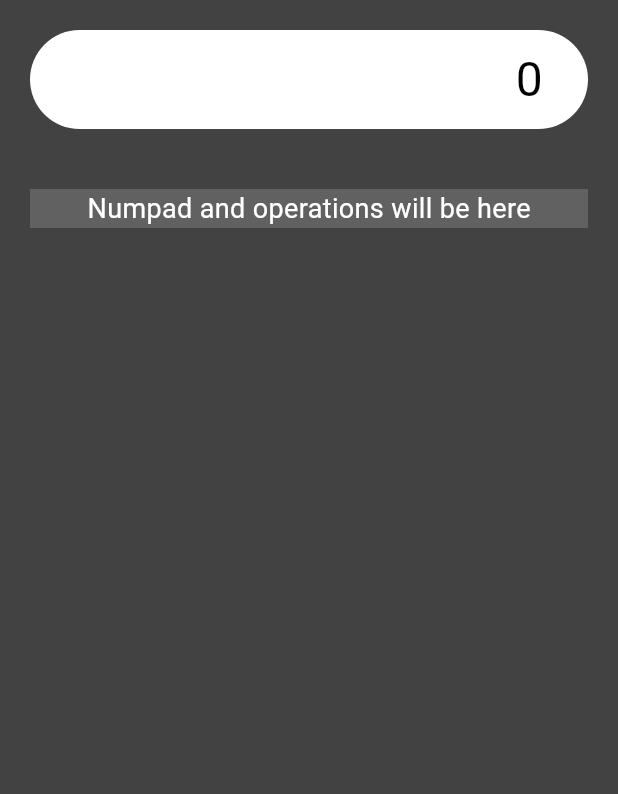
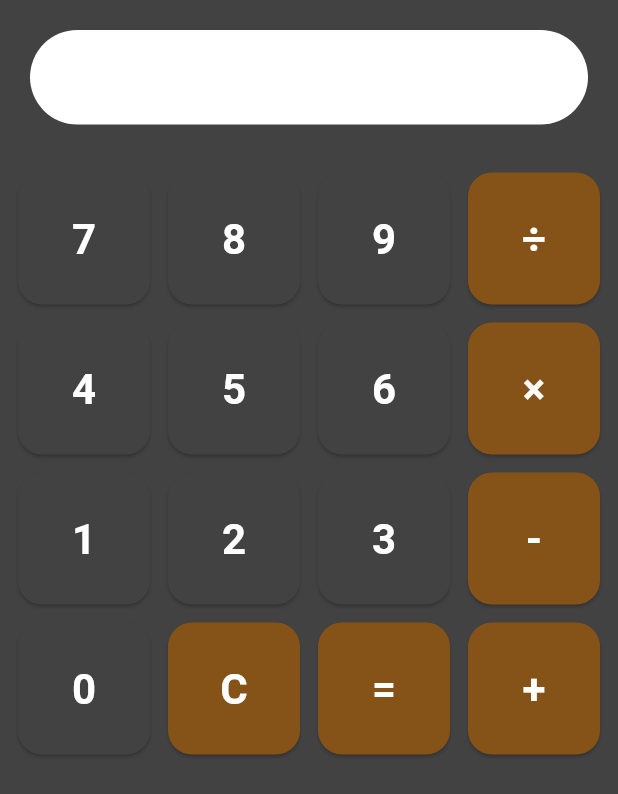
Before and after one commit to joba/flutterCalculator, a Flutter app: the screen it shows after launch, on a phone screen of 412 x 824 dp. Shown: the top 794 px of the screen. Run offline on Flutter 3.47's test engine with Material 3 defaults, Android fonts, the phone set to English and light mode, and no system bars.

Commit message:
add numpad widget w basic functionality

```diff
--- a/lib/views/calculator_view.dart
+++ b/lib/views/calculator_view.dart
@@ -1,5 +1,6 @@
 import 'package:flutter/material.dart';
 import 'package:flutter_calculator/widgets/display_widget.dart';
+import 'package:flutter_calculator/widgets/numpad_widget.dart';
 
 class Calculator extends StatefulWidget {
   const Calculator({super.key});
@@ -9,13 +10,21 @@ class Calculator extends StatefulWidget {
 }
 
 class _CalculatorState extends State<Calculator> {
-  final String _displayText = "0";
+  String _displayText = "";
 
-  // void _onButtonPressed(String value) {
-  //   setState(() {
-  //     _displayText += value;
-  //   });
-  // }
+  void _onButtonPressed(String value) {
+    setState(() {
+      if (value == 'C') {
+        _displayText = "";
+      } else if (value == '=') {
+        // Simple evaluation logic can be added here
+        // For now, just clear the display
+        _displayText = "";
+      } else {
+        _displayText += value;
+      }
+    });
+  }
 
   @override
   Widget build(BuildContext context) {
@@ -26,15 +35,7 @@ class _CalculatorState extends State<Calculator> {
           mainAxisAlignment: MainAxisAlignment.start,
           children: [
             DisplayWidget(text: _displayText),
-            Container(
-              alignment: Alignment.center,
-              margin: const EdgeInsets.all(20),
-              color: Colors.grey[700],
-              child: const Text(
-                'Numpad and operations will be here',
-                style: TextStyle(color: Colors.white, fontSize: 18),
-              ),
-            ),
+            NumPadWidget(onButtonPressed: _onButtonPressed),
           ],
         ),
       ),
--- a/lib/widgets/display_widget.dart
+++ b/lib/widgets/display_widget.dart
@@ -17,7 +17,7 @@ class DisplayWidget extends StatelessWidget {
       ),
       child: Text(
         text,
-        style: const TextStyle(color: Colors.black, fontSize: 32),
+        style: const TextStyle(color: Colors.black, fontSize: 30),
       ),
     );
   }
--- /dev/null
+++ b/lib/widgets/numpad_widget.dart
@@ -0,0 +1,65 @@
+import 'package:flutter/material.dart';
+
+class NumPadWidget extends StatelessWidget {
+  final Function(String) onButtonPressed;
+
+  const NumPadWidget({super.key, required this.onButtonPressed});
+
+  @override
+  Widget build(BuildContext context) {
+    final buttons = [
+      '7',
+      '8',
+      '9',
+      '÷',
+      '4',
+      '5',
+      '6',
+      '×',
+      '1',
+      '2',
+      '3',
+      '-',
+      '0',
+      'C',
+      '=',
+      '+',
+    ];
+
+    return Expanded(
+      child: GridView.builder(
+        padding: EdgeInsets.all(12),
+        gridDelegate: SliverGridDelegateWithFixedCrossAxisCount(
+          crossAxisCount: 4,
+          mainAxisSpacing: 12,
+          crossAxisSpacing: 12,
+        ),
+        itemCount: buttons.length,
+        itemBuilder: (context, index) {
+          final value = buttons[index];
+          final isOperator = ['+', '-', '×', '÷', '=', 'C'].contains(value);
+
+          return ElevatedButton(
+            style: ElevatedButton.styleFrom(
+              backgroundColor: isOperator
+                  ? Theme.of(context).colorScheme.primary
+                  : Colors.grey[800],
+              shape: RoundedRectangleBorder(
+                borderRadius: BorderRadius.circular(16),
+              ),
+            ),
+            onPressed: () => onButtonPressed(value),
+            child: Text(
+              value,
+              style: TextStyle(
+                fontSize: 28,
+                color: Colors.white,
+                fontWeight: FontWeight.bold,
+              ),
+            ),
+          );
+        },
+      ),
+    );
+  }
+}
```
